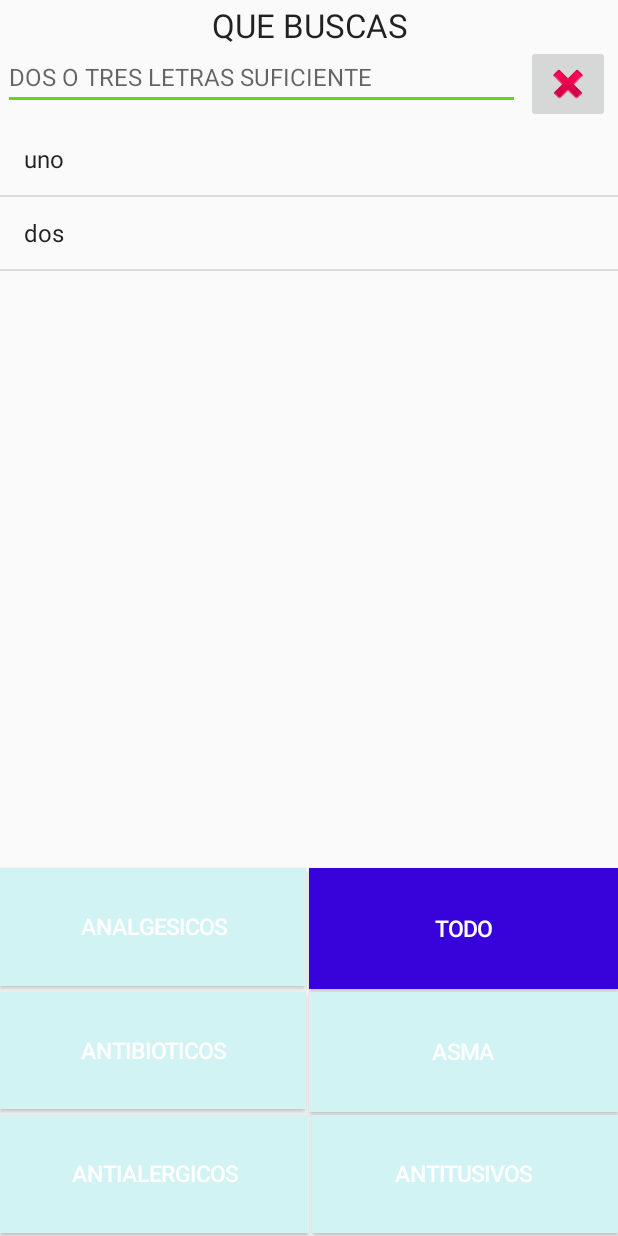
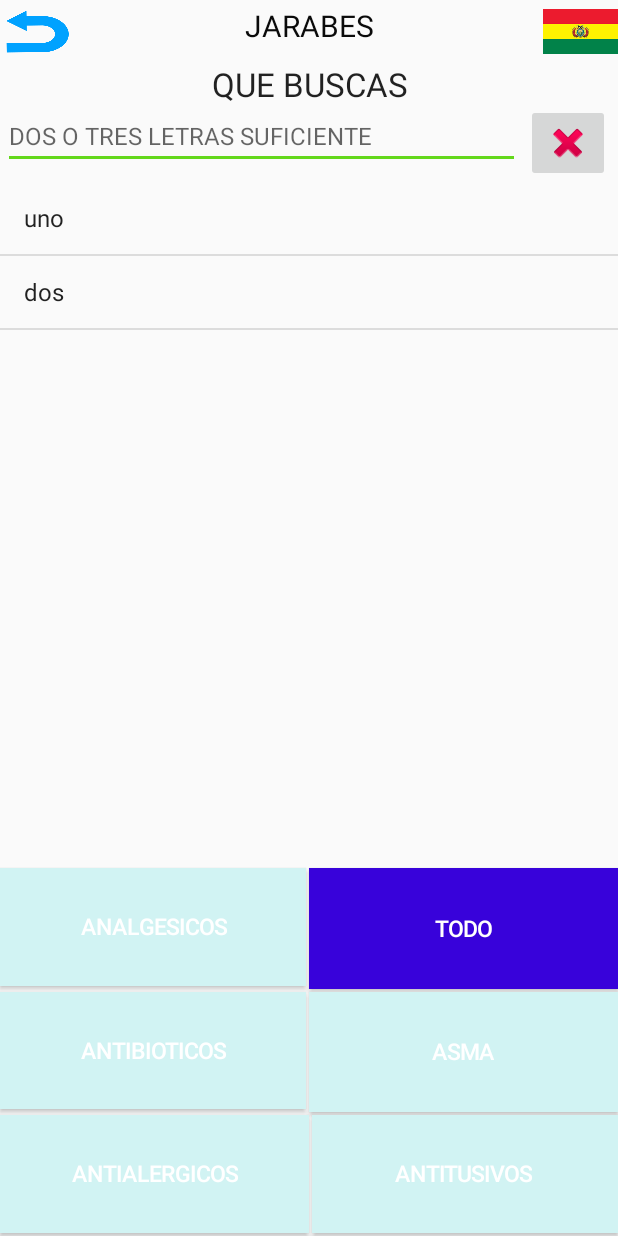
Before and after one commit to natohot1/SeeEjemplo, an Android app: the Segundo screen opened directly, with no data from a screen before it, on a phone screen of 412 x 824 dp. Run offline under Robolectric (Android 15) with nearby library versions, the phone set to English and light mode, and no system bars; 9 statements that could not run were skipped.

Commit message:
Cambios de bandera

```diff
--- a/app/src/main/res/layout/activity_asma.xml
+++ b/app/src/main/res/layout/activity_asma.xml
@@ -1,5 +1,6 @@
 <?xml version="1.0" encoding="utf-8"?>
-<android.support.constraint.ConstraintLayout xmlns:android="http://schemas.android.com/apk/res/android"
+<android.support.constraint.ConstraintLayout
+    xmlns:android="http://schemas.android.com/apk/res/android"
     xmlns:app="http://schemas.android.com/apk/res-auto"
     xmlns:tools="http://schemas.android.com/tools"
     android:layout_width="match_parent"
--- a/app/src/main/res/layout/activity_main3.xml
+++ b/app/src/main/res/layout/activity_main3.xml
@@ -6,6 +6,39 @@
     android:layout_height="match_parent"
     tools:context=".Segundo"
     tools:layout_editor_absoluteY="81dp">
+
+    <ImageButton
+        android:id="@+id/btBandera"
+        android:layout_width="50dp"
+        android:layout_height="30dp"
+        android:background="@drawable/banbolivia"
+        android:onClick="onClickBandera"
+        app:layout_constraintBottom_toTopOf="@+id/guideline20"
+        app:layout_constraintEnd_toEndOf="parent"
+        app:layout_constraintTop_toTopOf="parent" />
+
+    <ImageButton
+        android:id="@+id/btdVolver"
+        android:layout_width="50dp"
+        android:layout_height="30dp"
+        android:background="@drawable/atras"
+        android:onClick="onClick6"
+        app:layout_constraintBottom_toTopOf="@+id/guideline20"
+        app:layout_constraintStart_toStartOf="parent"
+        app:layout_constraintTop_toTopOf="parent" />
+
+    <TextView
+        android:id="@+id/textView2"
+        android:layout_width="wrap_content"
+        android:layout_height="wrap_content"
+        android:layout_marginTop="3dp"
+        android:text="JARABES"
+        android:textColor="#0A0A0A"
+        android:textSize="20dp"
+        app:layout_constraintEnd_toStartOf="@+id/btBandera"
+        app:layout_constraintStart_toEndOf="@+id/btdVolver"
+        app:layout_constraintTop_toTopOf="parent" />
+
 
 
     <ImageButton
@@ -31,14 +64,13 @@
         android:layout_width="wrap_content"
         android:layout_height="26dp"
         android:layout_marginStart="8dp"
-        android:layout_marginTop="2dp"
         android:layout_marginEnd="8dp"
         android:text="@string/tx_q_buscas"
         android:textAppearance="?android:attr/textAppearanceLarge"
         app:layout_constraintEnd_toEndOf="parent"
         app:layout_constraintHorizontal_bias="0.502"
         app:layout_constraintStart_toStartOf="parent"
-        app:layout_constraintTop_toTopOf="parent" />
+        app:layout_constraintTop_toTopOf="@+id/guideline20" />
 
 
     <AutoCompleteTextView
@@ -67,12 +99,12 @@
         android:layout_marginTop="2dp"
         android:layout_marginBottom="2dp"
         android:layout_weight="1"
+        android:onClick="onClick1"
         android:paddingTop="2dp"
         android:paddingRight="2dp"
         android:paddingBottom="2dp"
         android:shadowColor="@color/blanco"
         android:text="ANTITUSIVOS"
-        android:onClick="onClick1"
         android:textColor="@color/blanco"
         app:layout_constraintBottom_toBottomOf="parent"
         app:layout_constraintEnd_toEndOf="parent"
@@ -87,8 +119,8 @@
         android:layout_marginEnd="2dp"
         android:layout_marginBottom="2dp"
         android:layout_weight="1"
+        android:onClick="onClick1"
         android:text="ANTIALERGICOS"
-        android:onClick="onClick1"
         android:textColor="@color/blanco"
         app:layout_constraintBottom_toBottomOf="parent"
         app:layout_constraintEnd_toStartOf="@+id/btdTos"
@@ -103,8 +135,8 @@
         android:layout_marginEnd="2dp"
         android:layout_marginBottom="2dp"
         android:layout_weight="1"
+        android:onClick="onClick1"
         android:text="ANALGESICOS"
-        android:onClick="onClick1"
         android:textColor="@color/blanco"
         app:layout_constraintBottom_toTopOf="@+id/guideline18"
         app:layout_constraintEnd_toStartOf="@+id/guideline17"
@@ -119,8 +151,8 @@
         android:layout_marginEnd="2dp"
         android:layout_marginBottom="2dp"
         android:layout_weight="1"
+        android:onClick="onClick1"
         android:text="ANTIBIOTICOS"
-        android:onClick="onClick1"
         android:textColor="@color/blanco"
         app:layout_constraintBottom_toTopOf="@+id/guideline19"
         app:layout_constraintEnd_toStartOf="@+id/guideline17"
@@ -135,8 +167,8 @@
         android:layout_marginTop="2dp"
         android:layout_marginBottom="2dp"
         android:layout_weight="1"
+        android:onClick="onClick1"
         android:text="ASMA"
-        android:onClick="onClick1"
         android:textColor="@color/blanco"
         app:layout_constraintBottom_toTopOf="@+id/btdTos"
         app:layout_constraintEnd_toEndOf="parent"
@@ -152,8 +184,8 @@
         android:layout_marginTop="2dp"
         android:layout_marginBottom="2dp"
         android:layout_weight="1"
+        android:onClick="onClick1"
         android:text="@string/todo"
-        android:onClick="onClick1"
         android:textColor="@color/blanco"
         app:layout_constraintBottom_toTopOf="@+id/btdAsma"
         app:layout_constraintEnd_toEndOf="parent"
@@ -197,4 +229,11 @@
         android:orientation="horizontal"
         app:layout_constraintGuide_percent="0.9" />
 
+    <android.support.constraint.Guideline
+        android:id="@+id/guideline20"
+        android:layout_width="wrap_content"
+        android:layout_height="wrap_content"
+        android:orientation="horizontal"
+        app:layout_constraintGuide_percent="0.05" />
+
 </android.support.constraint.ConstraintLayout>
```
Also changed, not shown: app/src/main/java/com/example/seeejemplo/Asma.java (+19 -34 lines), app/src/main/java/com/example/seeejemplo/Segundo.java (+23 -58 lines).
